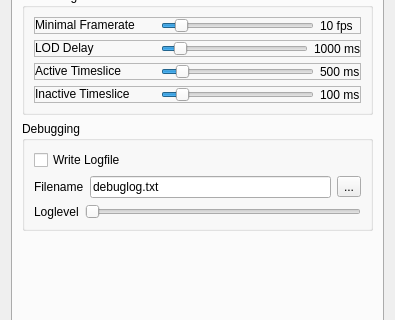
Qt form ImageVis3D/UI/UI/SettingsDlg.ui (SCIInstitute/ImageVis3D) before a commit; both pictures show x 0 to 395 and y 125 to 445 of the 395 by 537 pixel window.
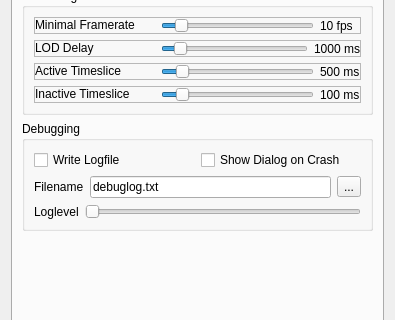
The same form after that commit. The open tabs and pages were chosen to show the change.

Commit message: added the ability to disable the crash detection dialog

What changed in the file:
```diff
--- a/ImageVis3D/UI/UI/SettingsDlg.ui
+++ b/ImageVis3D/UI/UI/SettingsDlg.ui
@@ -497,10 +497,35 @@
          </property>
          <layout class="QVBoxLayout" name="verticalLayout_10">
           <item>
-           <widget class="QCheckBox" name="checkBox_WriteLogfile">
-            <property name="text">
-             <string>Write Logfile</string>
+           <widget class="QFrame" name="frame_9">
+            <property name="frameShape">
+             <enum>QFrame::NoFrame</enum>
             </property>
+            <property name="frameShadow">
+             <enum>QFrame::Raised</enum>
+            </property>
+            <property name="lineWidth">
+             <number>0</number>
+            </property>
+            <layout class="QHBoxLayout" name="horizontalLayout_11">
+             <property name="margin">
+              <number>0</number>
+             </property>
+             <item>
+              <widget class="QCheckBox" name="checkBox_WriteLogfile">
+               <property name="text">
+                <string>Write Logfile</string>
+               </property>
+              </widget>
+             </item>
+             <item>
+              <widget class="QCheckBox" name="checkBox_ShowCrashDialog">
+               <property name="text">
+                <string>Show Dialog on Crash</string>
+               </property>
+              </widget>
+             </item>
+            </layout>
            </widget>
           </item>
           <item>
```
The commit also changes 7 other files.
